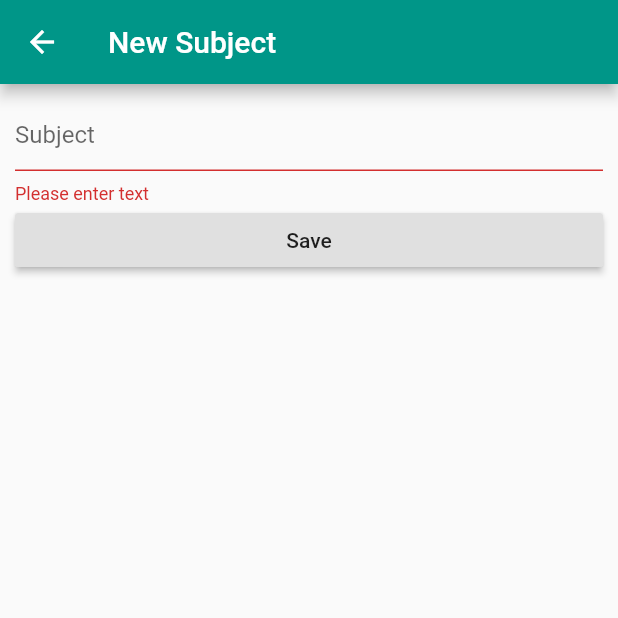
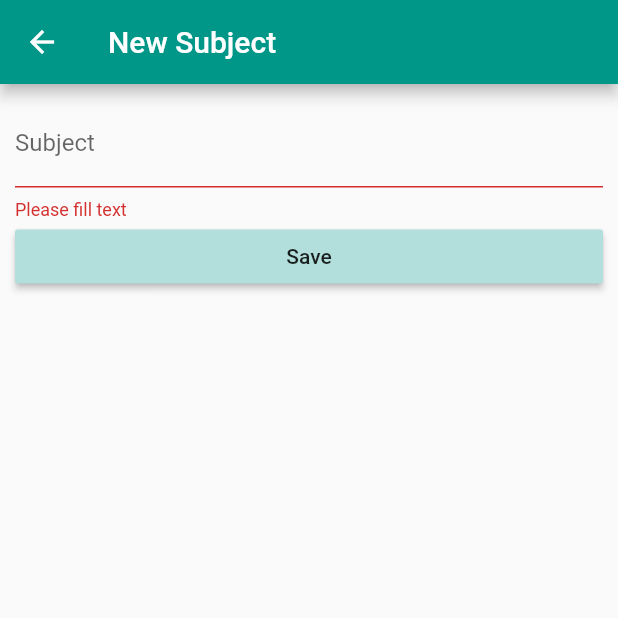
Before and after one commit to jacktnp/flutter_assignment_02, a Flutter app: the NewList screen opened by its route, after a tap on "Save", on a phone screen of 412 x 824 dp, the top half of it. Run offline on Flutter 3.47's test engine with Material 2 defaults, Android fonts, the phone set to English and light mode, and no system bars; our stand-ins replace sqflite; accounts and stored records are empty.

Commit message:
:checkered_flag: version 1.0.2

```diff
--- a/flutter_assignment_02/lib/model/database.dart
+++ b/flutter_assignment_02/lib/model/database.dart
@@ -2,7 +2,7 @@ import 'dart:async';
 import 'package:sqflite/sqflite.dart';
 
 final String tableTodo = "todo";
-final String columnId = "_id";
+final String columnId = "id";
 final String columnTitle = "title";
 final String columnDone = "done";
 
--- a/flutter_assignment_02/lib/ui/addlist.dart
+++ b/flutter_assignment_02/lib/ui/addlist.dart
@@ -29,17 +29,17 @@ class _NewListState extends State<NewList> {
     TextFormField todoTextField = TextFormField(
       controller: subjectController,
       decoration: InputDecoration(
-        hintText: "Subject",
+        labelText: "Subject"
       ),
       validator: (value) {
         if (value.isEmpty) {
-          return 'Please enter text';
+          return 'Please fill text';
         }
       },
     );
 
     RaisedButton submitButton = RaisedButton(
-      child: const Text('Save'),
+      child: const Text('Save'), color: Colors.teal[100],
       onPressed: () {
         if (_formKey.currentState.validate()) {
           Todo todo = Todo(subject: subjectController.text);
```
